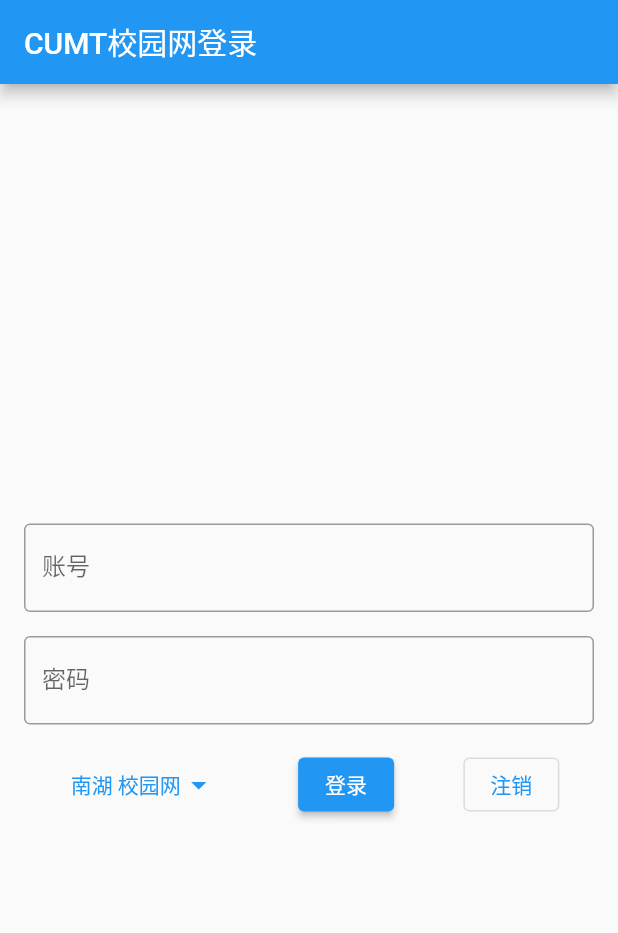
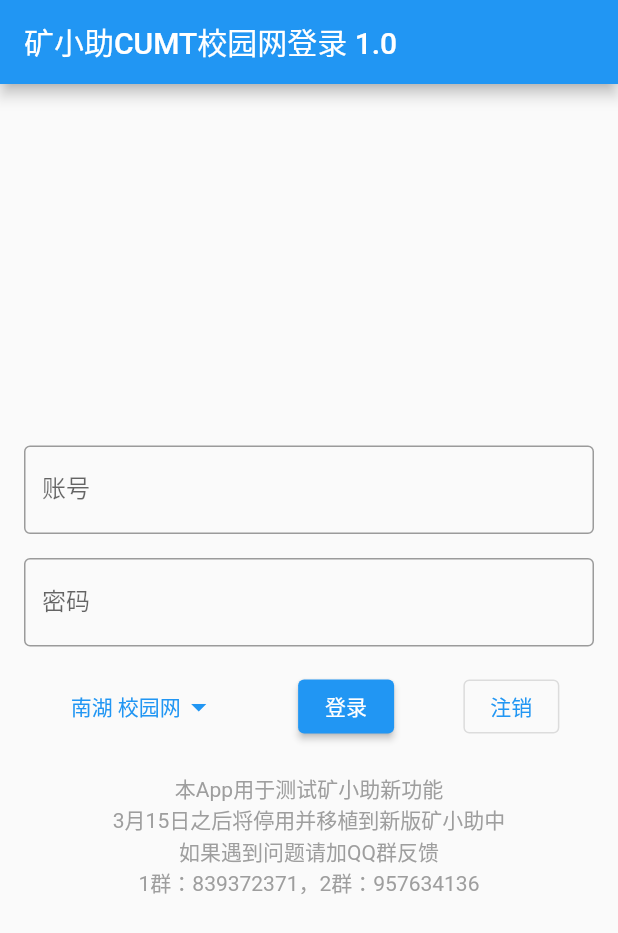
Before and after one commit to cnatom/cumt_login_demo, a Flutter app: the screen it shows after launch, on a phone screen of 412 x 824 dp. Shown: the top 933 px of the screen. Run offline on Flutter 3.47's test engine with Material 2 defaults, Android fonts, the phone set to English and light mode, and no system bars; our stand-ins replace dio, shared_preferences; missing offline and left inert: flutter_picker.

Commit message:
✨feature(app):添加了本地存储功能

```diff
--- a/lib/login.dart
+++ b/lib/login.dart
@@ -1,4 +1,5 @@
 import 'dart:convert';
+import 'package:cumt_login_demo/prefs.dart';
 import 'package:dio/dio.dart';
 
 enum CumtLoginLocation {
@@ -38,12 +39,15 @@
         return '文昌';
     }
   }
-  static List<String> get nameList{
+
+  static List<String> get nameList {
     return CumtLoginLocation.values.map((e) => e.name).toList(growable: false);
   }
+
   //根据name获取枚举
-  static CumtLoginLocation fromName(String name){
-    return CumtLoginLocation.values.firstWhere((element) => element.name == name);
+  static CumtLoginLocation fromName(String name) {
+    return CumtLoginLocation.values
+        .firstWhere((element) => element.name == name);
   }
 }
 
@@ -85,16 +89,19 @@
         return '移动';
     }
   }
-  static List<String> get nameList{
+
+  static List<String> get nameList {
     return CumtLoginMethod.values.map((e) => e.name).toList(growable: false);
   }
+
   //根据name获取枚举
-  static CumtLoginMethod fromName(String name){
+  static CumtLoginMethod fromName(String name) {
     return CumtLoginMethod.values.firstWhere((element) => element.name == name);
   }
 }
 
 class CumtLogin {
+
   static Future<String> logout(
       {required CumtLoginLocation loginLocation}) async {
     try {
@@ -112,6 +119,17 @@
     }
   }
 
+  static _savePrefs(
+      {required String username,
+      required String password,
+      required CumtLoginMethod loginMethod,
+      required CumtLoginLocation loginLocation}) {
+    Prefs.cumtLoginUsername = username;
+    Prefs.cumtLoginPassword = password;
+    Prefs.cumtLoginMethod = loginMethod.name;
+    Prefs.cumtLoginLocation = loginLocation.name;
+  }
+
   static Future<String> login(
       {required String username,
       required String password,
@@ -124,6 +142,11 @@
       res = await dio.get(url);
       Map<String, dynamic> map =
           jsonDecode(res.toString().substring(1, res.toString().length - 1));
+      _savePrefs(
+          username: username,
+          password: password,
+          loginMethod: loginMethod,
+          loginLocation: loginLocation);
       if (map['result'] == "1") {
         return '登录成功';
       } else {
@@ -141,7 +164,7 @@
               } else if (map['msg'] == 'UmFkOkxpbWl0IFVzZXJzIEVycg==') {
                 return '您的登陆超限\n请在"用户自助服务系统"下线终端。';
               } else {
-                return '未知错误，欢迎向我们反馈QAQ';
+                return '未知错误，但是不影响使用';
               }
             }
         }
--- a/lib/login_provider.dart
+++ b/lib/login_provider.dart
@@ -1,3 +1,4 @@
+import 'package:cumt_login_demo/prefs.dart';
 import 'package:flutter/material.dart';
 
 import 'login.dart';
@@ -7,6 +8,10 @@
   LoginPageProvider(){
     _loginLocation = CumtLoginLocation.nh;
     _loginMethod = CumtLoginMethod.cumt;
+    if(Prefs.cumtLoginLocation != "" && Prefs.cumtLoginMethod != ""){
+      _loginLocation = CumtLoginLocationExtension.fromName(Prefs.cumtLoginLocation);
+      _loginMethod = CumtLoginMethodExtension.fromName(Prefs.cumtLoginMethod);
+    }
   }
   late CumtLoginLocation _loginLocation;
   late CumtLoginMethod _loginMethod;
--- a/lib/main.dart
+++ b/lib/main.dart
@@ -1,11 +1,15 @@
 import 'package:cumt_login_demo/login.dart';
+import 'package:cumt_login_demo/prefs.dart';
+import 'package:flutter/material.dart';
 import 'package:flutter/material.dart';
 import 'package:flutter_picker/Picker.dart';
 import 'package:provider/provider.dart';
 
 import 'login_provider.dart';
 
-main() {
+main() async{
+  WidgetsFlutterBinding.ensureInitialized();
+  await Prefs.init();
   runApp(const MyApp());
 }
 
@@ -32,16 +36,49 @@
   State<LoginPage> createState() => _LoginPageState();
 }
 
-class _LoginPageState extends State<LoginPage> {
+class _LoginPageState extends State<LoginPage> with WidgetsBindingObserver{
   final TextEditingController _usernameController = TextEditingController();
 
   final TextEditingController _passwordController = TextEditingController();
 
   @override
+  void initState() {
+    super.initState();
+    WidgetsBinding.instance.addObserver(this);
+    _usernameController.text = Prefs.cumtLoginUsername;
+    _passwordController.text = Prefs.cumtLoginPassword;
+    if (Prefs.cumtLoginUsername != "" && Prefs.cumtLoginPassword != "") {
+      _handleLogin(context);
+    }
+  }
+
+
+  @override
+  void didChangeAppLifecycleState(AppLifecycleState state) {
+    // 在resumed的时候自动登录校园网
+    if (state == AppLifecycleState.resumed) {
+      _handleLogin(context);
+    }
+  }
+
+  @override
+  void dispose() {
+    super.dispose();
+    WidgetsBinding.instance.removeObserver(this);
+  }
+
+  @override
   Widget build(BuildContext context) {
+    if(DateTime.now().isAfter(DateTime(2023,3,5))){
+      return const Scaffold(
+        body: Center(
+          child: Text("该测试版已过期\n请加QQ群：839372371或957634136获取最新版本",textAlign: TextAlign.center,),
+        ),
+      );
+    }
     return Scaffold(
       appBar: AppBar(
-        title: const Text('CUMT校园网登录'),
+        title: const Text('矿小助CUMT校园网登录 1.0'),
       ),
       body: Center(
         child: Padding(
@@ -68,7 +105,12 @@
                     child: const Text('注销'),
                   ),
                 ],
-              )
+              ),
+              const SizedBox(height: 20,),
+              Text("本App用于测试矿小助新功能\n"
+                  "3月15日之后将停用并移植到新版矿小助中\n"
+                  "如果遇到问题请加QQ群反馈\n"
+                  "1群：839372371，2群：957634136",textAlign: TextAlign.center,style: TextStyle(color: Colors.grey),),
             ],
           ),
         ),
@@ -113,7 +155,7 @@
     ScaffoldMessenger.of(context).showSnackBar(
       SnackBar(
         content: Text(text),
-        duration: const Duration(seconds: 2),
+        duration: const Duration(seconds: 1),
       ),
     );
   }
@@ -152,6 +194,7 @@
             loginMethod: loginMethod,
             loginLocation:loginLocation)
         .then((value) {
+
       _showSnackBar(context, value);
     });
   }
--- /dev/null
+++ b/lib/prefs.dart
@@ -0,0 +1,26 @@
+import 'package:shared_preferences/shared_preferences.dart';
+
+class Prefs {
+  static Future<void> init() async{
+    prefs = await SharedPreferences.getInstance();
+  }
+  static SharedPreferences? prefs;
+  static const String _cumtLoginUsername = "cumtLoginUsername";
+  static const String _cumtLoginPassword = "cumtLoginPassword";
+  static const String _cumtLoginMethod = "cumtLoginMethod";
+  static const String _cumtLoginLocation = "cumtLoginLocation";
+
+  static String get cumtLoginUsername => _get(_cumtLoginUsername);
+  static String get cumtLoginPassword => _get(_cumtLoginPassword);
+  static String get cumtLoginMethod => _get(_cumtLoginMethod);
+  static String get cumtLoginLocation => _get(_cumtLoginLocation);
+
+  static set cumtLoginUsername(String value) => _set(_cumtLoginUsername, value);
+  static set cumtLoginPassword(String value) => _set(_cumtLoginPassword, value);
+  static set cumtLoginMethod(String value) => _set(_cumtLoginMethod, value);
+  static set cumtLoginLocation(String value) => _set(_cumtLoginLocation, value);
+
+
+  static String _get(String key) => prefs?.getString(key)??"";
+  static _set(String key, String value) => prefs?.setString(key, value);
+}
--- a/pubspec.yaml
+++ b/pubspec.yaml
@@ -34,6 +34,7 @@
   dio: ^4.0.0
   flutter_picker: ^2.1.0
   provider: ^6.0.5
+  shared_preferences: ^2.0.18
   # The following adds the Cupertino Icons font to your application.
   # Use with the CupertinoIcons class for iOS style icons.
   cupertino_icons: ^1.0.2
```
Also changed, not shown: pubspec.lock, 10 other files.
